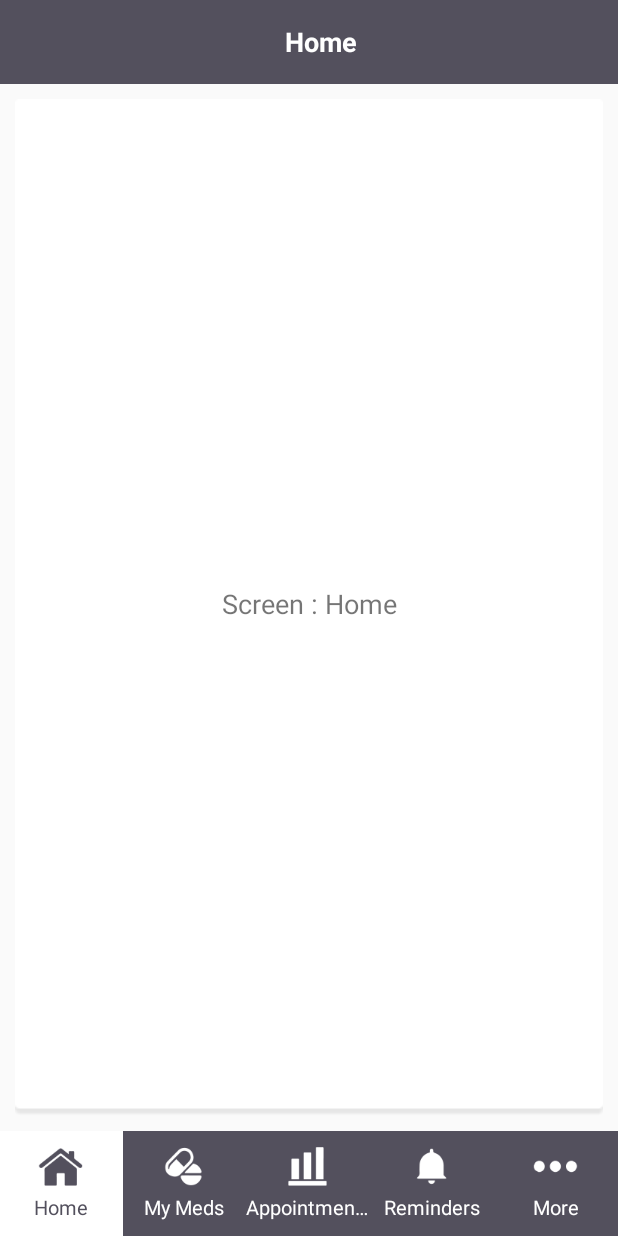
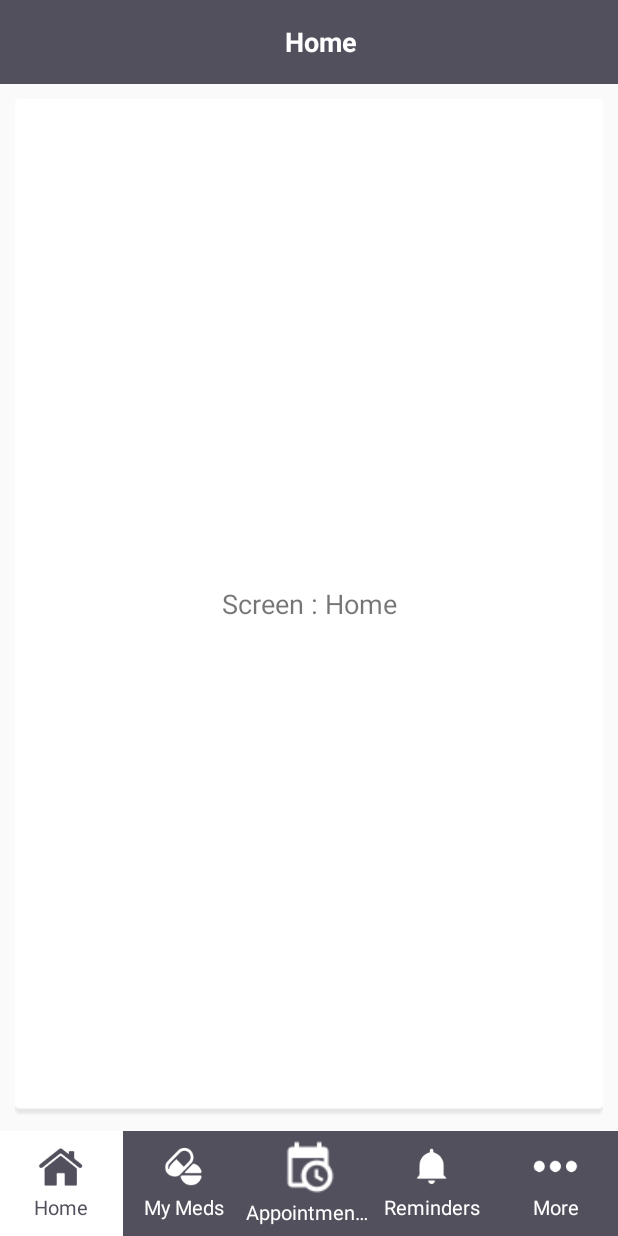
Before and after one commit to Thiruclassic/FT03-Medipal-Application, an Android app: the screen it shows after launch (MainActivity), on a phone screen of 412 x 824 dp. Run offline under Robolectric (Android 15) with nearby library versions, the phone set to English and light mode, and no system bars.

```diff
--- a/app/src/main/java/iss/medipal/ui/activities/MainActivity.java
+++ b/app/src/main/java/iss/medipal/ui/activities/MainActivity.java
@@ -33,10 +33,10 @@ public class MainActivity extends BaseActivity {
     private ArrayList<CustomTabEntity> mTabEntities;
     private int[] mIconselectIds = {
             R.mipmap.home, R.mipmap.pills,
-            R.mipmap.stats, R.mipmap.bell, R.mipmap.more};
+            R.mipmap.calendar, R.mipmap.bell, R.mipmap.more};
     private int[] mIconUnselectIds = {
             R.mipmap.home_white, R.mipmap.pills_white,
-            R.mipmap.stats_white, R.mipmap.bell_white, R.mipmap.more_white};
+            R.mipmap.calendar_white, R.mipmap.bell_white, R.mipmap.more_white};
 
 
 
--- a/app/src/main/java/iss/medipal/ui/adapters/MainPagerAdapter.java
+++ b/app/src/main/java/iss/medipal/ui/adapters/MainPagerAdapter.java
@@ -11,6 +11,7 @@ import java.util.ArrayList;
 import iss.medipal.MediPalApplication;
 import iss.medipal.R;
 import iss.medipal.ui.fragments.AddMedicineFragment;
+import iss.medipal.ui.fragments.AppointmentFragment;
 import iss.medipal.ui.fragments.SimpleCardFragment;
 import iss.medipal.ui.fragments.ViewMedicineFragment;
 
@@ -40,6 +41,9 @@ public class MainPagerAdapter extends FragmentStatePagerAdapter {
                 case "My Meds":
                     mFragments.add(ViewMedicineFragment.newInstance("string1", "string2"));
                     break;
+                case "Appointments":
+                    mFragments.add(AppointmentFragment.newInstance("string1", "string2"));
+                    break;
                     default:
                     mFragments.add(SimpleCardFragment.getInstance("Screen : " + title));
                 }
--- a/app/src/main/java/iss/medipal/ui/fragments/AppointmentFragment.java
+++ b/app/src/main/java/iss/medipal/ui/fragments/AppointmentFragment.java
@@ -24,6 +24,8 @@ import iss.medipal.R;
  */
 
 public class AppointmentFragment extends Fragment {
+    private static final String ARG_PARAM1 = "param1";
+    private static final String ARG_PARAM2 = "param2";
     private EditText etDate, etStrtTime;
     private Button btnSave;
     private SimpleDateFormat dateFormatter = new SimpleDateFormat("dd MMM yyyy", Locale.getDefault());
@@ -37,6 +39,14 @@ public class AppointmentFragment extends Fragment {
         super.onCreate(savedInstanceState);
 //        getActivity().startActivity(new Intent(getActivity(), AppointmentActivity.class));
 
+    }
+    public static AppointmentFragment newInstance(String param1, String param2) {
+        AppointmentFragment fragment = new AppointmentFragment();
+        Bundle args = new Bundle();
+        args.putString(ARG_PARAM1, param1);
+        args.putString(ARG_PARAM2, param2);
+        fragment.setArguments(args);
+        return fragment;
     }
 
     @Override
```
